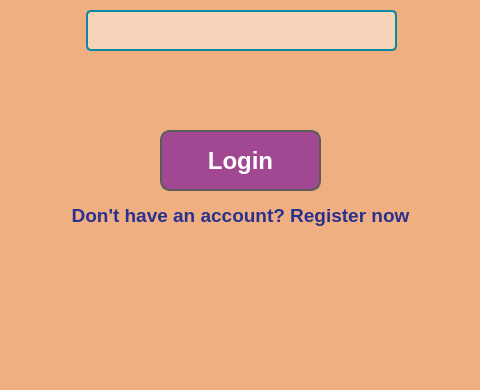
Above: Gartic-Frontend/Gartic-Frontend/LoginWindow.ui from rusuuu/Professional-Googlers before the change; both pictures show x 400 to 880 and y 330 to 720 of the 1280 by 720 pixel window. Below: the same form after it.
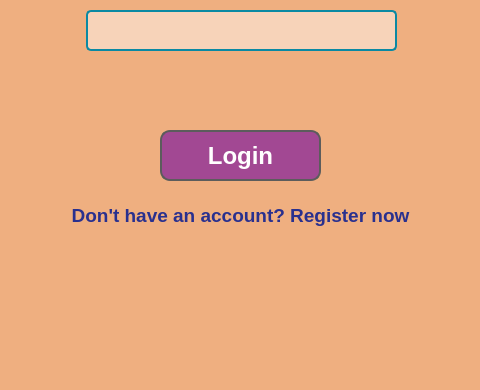
That is the form after the change.

```diff
--- a/Gartic-Frontend/Gartic-Frontend/LoginWindow.ui
+++ b/Gartic-Frontend/Gartic-Frontend/LoginWindow.ui
@@ -35,7 +35,7 @@
       <x>560</x>
       <y>460</y>
       <width>161</width>
-      <height>61</height>
+      <height>51</height>
      </rect>
     </property>
     <property name="font">
```
